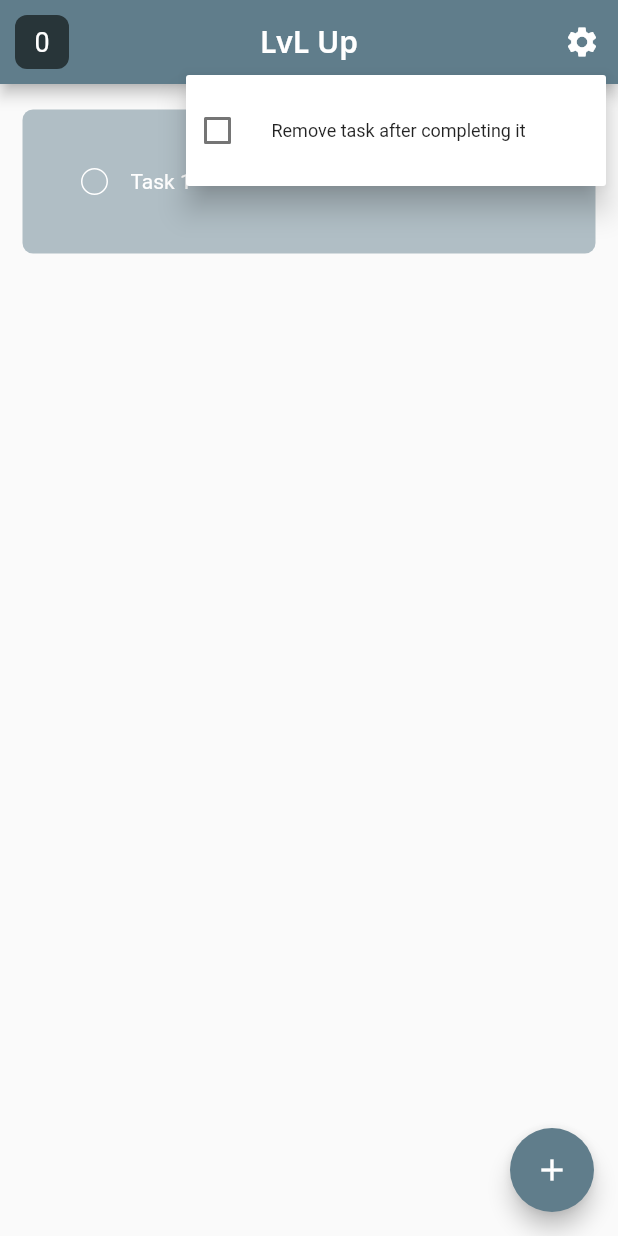
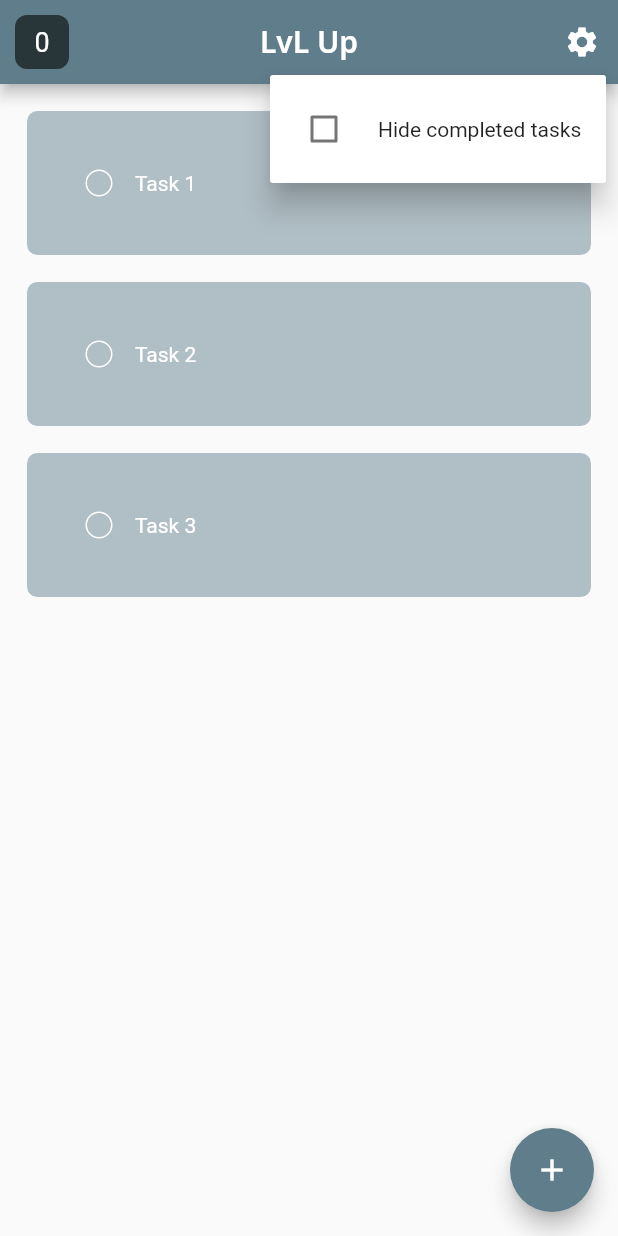
Before and after one commit to brunofreda/lvl-up, a Flutter app: the screen it shows after launch, after a tap on the "settings" icon, on a phone screen of 412 x 824 dp. Run offline on Flutter 3.47's test engine with Material 2 defaults, Android fonts, the phone set to English and light mode, and no system bars; our stand-ins replace google_fonts.

Commit message:
Improved abstraction of the settings dialog box

```diff
--- a/lib/pages/main_tasks_page.dart
+++ b/lib/pages/main_tasks_page.dart
@@ -16,28 +16,26 @@ class MainTasksPage extends StatefulWidget {
 
 class _MainTasksPageState extends State<MainTasksPage> {
   int score = 0;
-  bool removeCompletedTasks = false;
+  bool hideCompletedTasks = false;
   final List mainTasksList = [
     ['Task 1', false],
+    ['Task 2', false],
+    ['Task 3', false],
   ];
   final addFormKey = GlobalKey<FormState>();
   final editFormKey = GlobalKey<FormState>();
 
   void completedTasksBehavior(bool value) {
-      removeCompletedTasks = value;
+      hideCompletedTasks = value;
   }
 
   void taskCheckBoxChanged(bool? value, int index) {
     setState(() {
       mainTasksList[index][1] = !mainTasksList[index][1];
-    });
-  }
 
-  void changeScore(bool value) {
-    setState(() {
-      if (value) {
+      if (mainTasksList[index][1] == true) {
         score++;
-      } else {
+      } else if (mainTasksList.isNotEmpty) {
         score--;
       }
     });
@@ -65,20 +63,20 @@ class _MainTasksPageState extends State<MainTasksPage> {
         ),
         actions: [
           SettingCheckButtonOption(
-            booleanValue: removeCompletedTasks,
+            booleanValue: hideCompletedTasks,
+            settingText: 'Hide completed tasks',
             onChangedFunction: completedTasksBehavior,
           ),
         ]
       ),
       body: ItemsListVisualizer(
-          removeCheckedItem: removeCompletedTasks,
+          hideCheckedItem: hideCompletedTasks,
           itemsList: mainTasksList,
           checkBoxChanged: taskCheckBoxChanged,
-          scoreModifier: changeScore,
       ),
       floatingActionButton: AddItemButton(
         formKey: addFormKey,
-        function: addTask,
+        onSavedFunction: addTask,
       ),
     );
   }
--- a/lib/utilities/add_item_button.dart
+++ b/lib/utilities/add_item_button.dart
@@ -4,11 +4,11 @@ class AddItemButton extends StatelessWidget {
   const AddItemButton({
     super.key,
     required this.formKey,
-    required this.function
+    required this.onSavedFunction
   });
 
   final GlobalKey<FormState> formKey;
-  final void Function(String? newItem) function;
+  final void Function(String? newItem) onSavedFunction;
 
   @override
   Widget build(BuildContext context) {
@@ -30,7 +30,12 @@ class AddItemButton extends StatelessWidget {
                     child: Column(
                       children: [
                         Padding(
-                          padding: const EdgeInsets.fromLTRB(12.0, 5.0, 12.0, 5.0),
+                          padding: const EdgeInsets.fromLTRB(
+                              12.0,
+                              5.0,
+                              12.0,
+                              5.0
+                          ),
                           child: TextFormField(
                             decoration: const InputDecoration(
                               hintText: 'Task',
@@ -42,7 +47,7 @@ class AddItemButton extends StatelessWidget {
                               ),
                             ),
                             autofocus: true,
-                            onSaved: (newItem) => function(newItem),
+                            onSaved: (newItem) => onSavedFunction(newItem),
                           ),
                         ),
                         Row(
@@ -68,11 +73,18 @@ class AddItemButton extends StatelessWidget {
                             ),
                             Flexible(
                                 child: Padding(
-                                  padding: const EdgeInsets.fromLTRB(8.0, 12.0, 12.0, 8.0),
+                                  padding: const EdgeInsets.fromLTRB(
+                                      8.0,
+                                      12.0,
+                                      12.0,
+                                      8.0
+                                  ),
                                   child: ElevatedButton(
                                     child: const Text('Save'),
                                     onPressed: () {
-                                      if (formKey.currentState?.validate() == true) {
+                                      if
+                                      (formKey.currentState?.validate() == true)
+                                      {
                                         formKey.currentState?.save();
                                       }
 
--- a/lib/utilities/items_list_visualizer.dart
+++ b/lib/utilities/items_list_visualizer.dart
@@ -5,16 +5,14 @@ import '../utilities/tile.dart';
 class ItemsListVisualizer extends StatelessWidget {
   ItemsListVisualizer({
     super.key,
-    required this.removeCheckedItem,
+    required this.hideCheckedItem,
     required this.itemsList,
     required this.checkBoxChanged,
-    required this.scoreModifier
   });
 
-  bool removeCheckedItem;
+  bool hideCheckedItem;
   final List itemsList;
   final Function(bool? value, int index) checkBoxChanged;
-  final Function scoreModifier;
 
   @override
   Widget build(BuildContext context) {
@@ -28,20 +26,13 @@ class ItemsListVisualizer extends StatelessWidget {
         : ListView.builder(
             itemCount: itemsList.length,
             itemBuilder: (context, index) {
-              return removeCheckedItem
-                ? Tile(
-                    tileText: itemsList[index][0],
-                    tileComplete: itemsList[index][1],
-                    onChangedFunction: (value) => checkBoxChanged(value, index),
-                  )
-                : Tile(
-                    tileText: itemsList[index][0],
-                    tileComplete: itemsList[index][1],
-                    onChangedFunction: (value) => checkBoxChanged(value, index),
-                  );
+              return Tile(
+                tileText: itemsList[index][0],
+                tileComplete: itemsList[index][1],
+                onChangedFunction: (value) => checkBoxChanged(value, index),
+              );
             },
           );
   }
-
   // void checkBox
 }
--- a/lib/utilities/setting_check_button_option.dart
+++ b/lib/utilities/setting_check_button_option.dart
@@ -4,10 +4,12 @@ class SettingCheckButtonOption extends StatelessWidget {
   SettingCheckButtonOption({
     super.key,
     required this.booleanValue,
+    required this.settingText,
     required this.onChangedFunction
   });
 
   var booleanValue;
+  final String settingText;
   Function(bool) onChangedFunction;
 
   @override
@@ -15,12 +17,12 @@ class SettingCheckButtonOption extends StatelessWidget {
     return PopupMenuButton(
       itemBuilder: (context) => [
         PopupMenuItem(
-          padding: const EdgeInsets.all(1.0),
+          // padding: const EdgeInsets.all(1.0),
           child: StatefulBuilder(
             builder: (context, setState) => CheckboxListTile(
-              title: const Text(
-                'Remove task after completing it',
-                style: TextStyle(fontSize: 12),
+              title: Text(
+                settingText,
+                style: const TextStyle(fontSize: 14),
               ),
               value: booleanValue,
               onChanged: (newValue) {
--- a/lib/utilities/tile.dart
+++ b/lib/utilities/tile.dart
@@ -15,7 +15,7 @@ class Tile extends StatelessWidget {
   @override
   Widget build(BuildContext context) {
     return Padding(
-        padding: const EdgeInsets.fromLTRB(15.0, 17.0, 15.0, 5.0),
+        padding: const EdgeInsets.only(left: 18.0, right: 18.0, top: 18.0),
         child: Container(
           padding: const EdgeInsets.all(24.0),
           decoration: BoxDecoration(
@@ -25,15 +25,20 @@ class Tile extends StatelessWidget {
           child: Row(
             children: [
               Checkbox(
-                  value: tileComplete,
-                  shape: const CircleBorder(),
-                  side: const BorderSide(color: Colors.white),
-                  onChanged: onChangedFunction,
+                value: tileComplete,
+                shape: const CircleBorder(),
+                side: const BorderSide(color: Colors.white),
+                activeColor: Colors.white,
+                checkColor: Colors.blueGrey[200],
+                onChanged: onChangedFunction,
               ),
               Text(
                 tileText,
-                style: const TextStyle(
+                style: TextStyle(
                   color: Colors.white,
+                  decoration: tileComplete
+                    ? TextDecoration.lineThrough
+                    : TextDecoration.none,
                 ),
               ),
             ],
```
Also changed, not shown: 1 other file.
